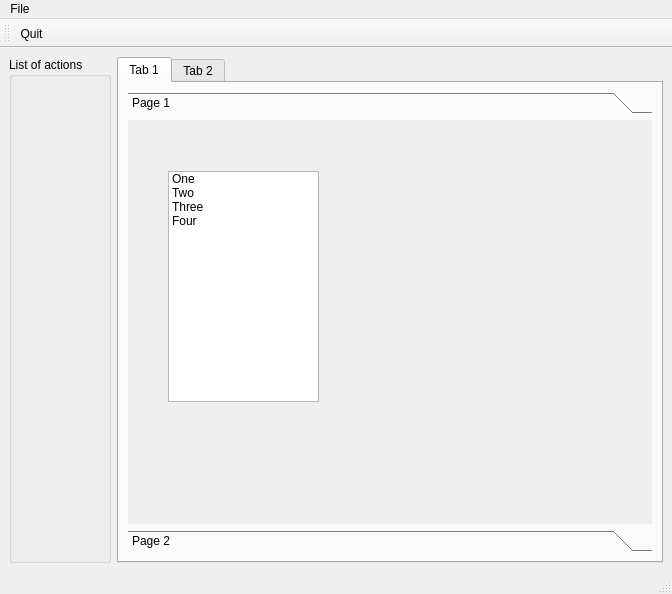
Above: manor.ui from cdock1029/manor before the change. Below: the same form after it.
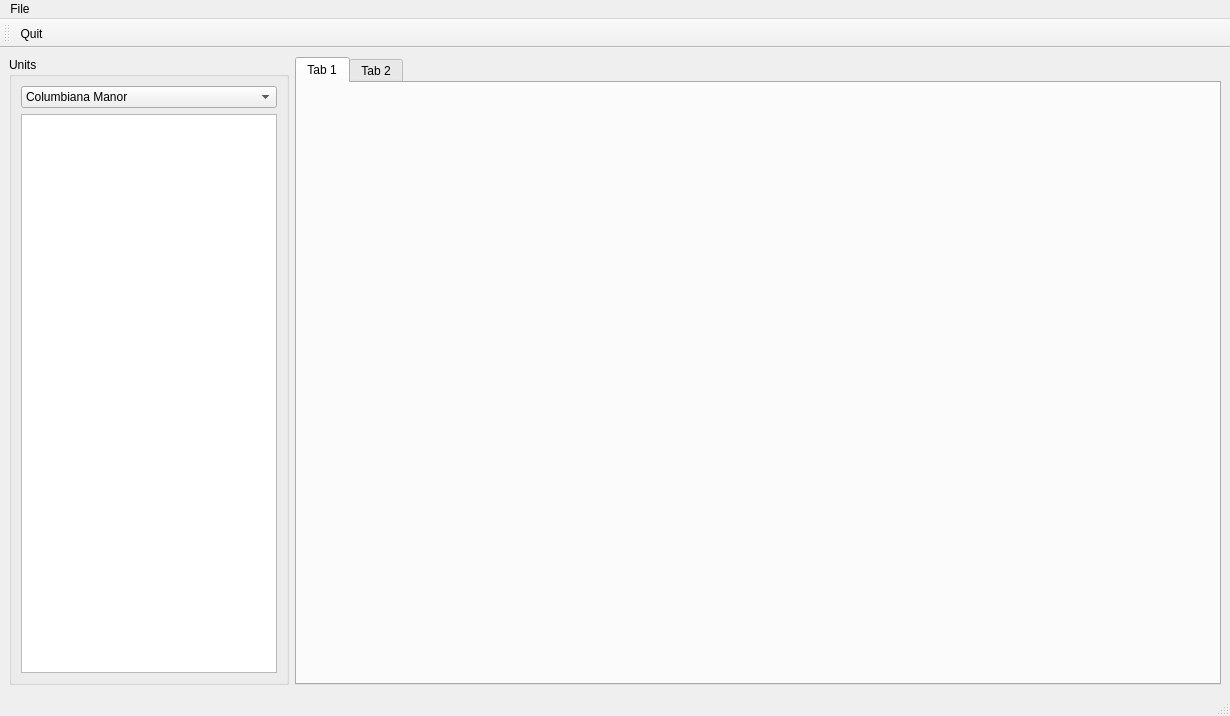
That is the form after the change. The open tabs and pages were chosen to show the change. Icons and pictures are not drawn.

Commit message: showing properties sql in listview

The edit to the form file:
```diff
--- a/manor.ui
+++ b/manor.ui
@@ -6,8 +6,8 @@
    <rect>
     <x>0</x>
     <y>0</y>
-    <width>672</width>
-    <height>594</height>
+    <width>1230</width>
+    <height>716</height>
    </rect>
   </property>
   <property name="windowTitle">
@@ -18,12 +18,37 @@
     <item>
      <widget class="QGroupBox" name="groupBox">
       <property name="title">
-       <string>List of actions</string>
+       <string>Units</string>
       </property>
+      <layout class="QVBoxLayout" name="verticalLayout">
+       <item>
+        <widget class="QComboBox" name="comboBox">
+         <item>
+          <property name="text">
+           <string>Columbiana Manor</string>
+          </property>
+         </item>
+         <item>
+          <property name="text">
+           <string>ACME Acres</string>
+          </property>
+         </item>
+        </widget>
+       </item>
+       <item>
+        <widget class="QListView" name="propertiesListView"/>
+       </item>
+      </layout>
      </widget>
     </item>
     <item>
      <widget class="QTabWidget" name="tabWidget">
+      <property name="sizePolicy">
+       <sizepolicy hsizetype="Expanding" vsizetype="Expanding">
+        <horstretch>1</horstretch>
+        <verstretch>0</verstretch>
+       </sizepolicy>
+      </property>
       <property name="currentIndex">
        <number>0</number>
       </property>
@@ -31,84 +56,7 @@
        <attribute name="title">
         <string>Tab 1</string>
        </attribute>
-       <layout class="QGridLayout" name="gridLayout">
-        <item row="0" column="0">
-         <widget class="QToolBox" name="toolBox">
-          <property name="currentIndex">
-           <number>0</number>
-          </property>
-          <widget class="QWidget" name="page">
-           <property name="geometry">
-            <rect>
-             <x>0</x>
-             <y>0</y>
-             <width>499</width>
-             <height>364</height>
-            </rect>
-           </property>
-           <attribute name="label">
-            <string>Page 1</string>
-           </attribute>
-           <widget class="QListWidget" name="listWidget">
-            <property name="geometry">
-             <rect>
-              <x>40</x>
-              <y>51</y>
-              <width>151</width>
-              <height>231</height>
-             </rect>
-            </property>
-            <item>
-             <property name="text">
-              <string>One</string>
-             </property>
-            </item>
-            <item>
-             <property name="text">
-              <string>Two</string>
-             </property>
-            </item>
-            <item>
-             <property name="text">
-              <string>Three</string>
-             </property>
-            </item>
-            <item>
-             <property name="text">
-              <string>Four</string>
-             </property>
-            </item>
-           </widget>
-           <widget class="QLabel" name="labelT1P1">
-            <property name="geometry">
-             <rect>
-              <x>300</x>
-              <y>150</y>
-              <width>67</width>
-              <height>21</height>
-             </rect>
-            </property>
-            <property name="text">
-             <string/>
-            </property>
-           </widget>
-          </widget>
-          <widget class="QWidget" name="page_2">
-           <property name="geometry">
-            <rect>
-             <x>0</x>
-             <y>0</y>
-             <width>499</width>
-             <height>364</height>
-            </rect>
-           </property>
-           <attribute name="label">
-            <string>Page 2</string>
-           </attribute>
-          </widget>
-         </widget>
-        </item>
-       </layout>
+       <layout class="QGridLayout" name="gridLayout"/>
       </widget>
       <widget class="QWidget" name="tab_2">
        <attribute name="title">
@@ -124,7 +72,7 @@
     <rect>
      <x>0</x>
      <y>0</y>
-     <width>672</width>
+     <width>1230</width>
      <height>26</height>
     </rect>
    </property>
```
Left out of the diff: 2 changed lines with no effect on the pictures. The commit also changes 5 other files.
